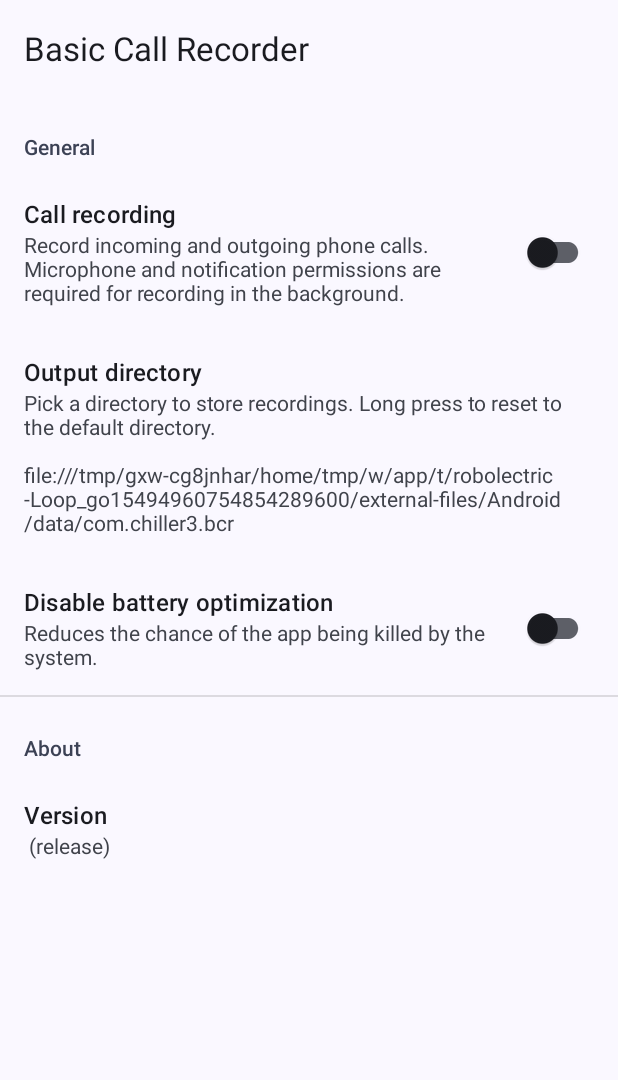
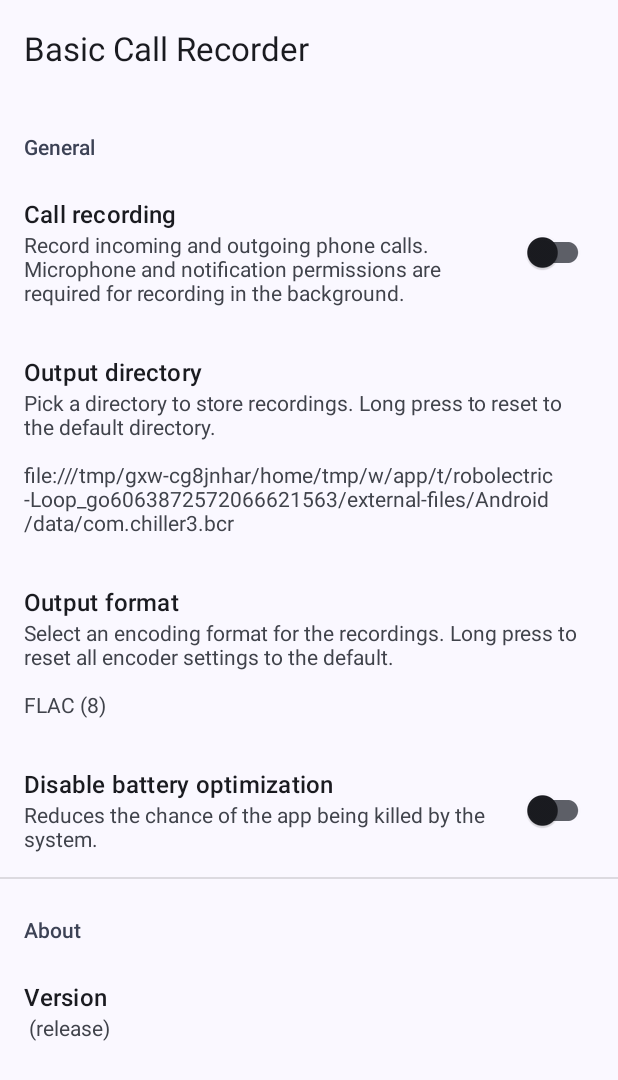
Before and after one commit to chenxiaolong/BCR, an Android app: the screen it shows after launch (SettingsActivity), on a phone screen of 412 x 824 dp. Shown: the top 1080 px of the screen. Run offline under Robolectric (Android 15) with nearby library versions, the phone set to English and light mode, and no system bars; our stand-ins replace androidx.preference.

Commit message:
Add initial preference UI for the output encoding format
Issue: #21
Signed-off-by: Andrew Gunnerson <chillermillerlong@hotmail.com>

```diff
--- a/app/src/main/java/com/chiller3/bcr/Preferences.kt
+++ b/app/src/main/java/com/chiller3/bcr/Preferences.kt
@@ -8,11 +8,14 @@ import java.io.File
 
 object Preferences {
     const val PREF_CALL_RECORDING = "call_recording"
-    const val PREF_CODEC_NAME = "codec_name"
-    const val PREF_CODEC_PARAM_FORMAT = "codec_param_%s"
     const val PREF_OUTPUT_DIR = "output_dir"
+    const val PREF_OUTPUT_FORMAT = "output_format"
     const val PREF_INHIBIT_BATT_OPT = "inhibit_batt_opt"
     const val PREF_VERSION = "version"
+
+    // Not associated with a UI preference
+    private const val PREF_CODEC_NAME = "codec_name"
+    private const val PREF_CODEC_PARAM_PREFIX = "codec_param_"
 
     /**
      * Get the default output directory. The directory should always be writable and is suitable for
@@ -127,7 +130,7 @@ object Preferences {
      */
     fun getCodecParam(context: Context, name: String): UInt? {
         val prefs = PreferenceManager.getDefaultSharedPreferences(context)
-        val key = PREF_CODEC_PARAM_FORMAT.format(name)
+        val key = PREF_CODEC_PARAM_PREFIX + name
         // Use a sentinel value because doing contains + getInt results in TOCTOU issues
         val value = prefs.getInt(key, -1)
 
@@ -153,7 +156,7 @@ object Preferences {
 
         val prefs = PreferenceManager.getDefaultSharedPreferences(context)
         val editor = prefs.edit()
-        val key = PREF_CODEC_PARAM_FORMAT.format(name)
+        val key = PREF_CODEC_PARAM_PREFIX + name
 
         if (param == null) {
             editor.remove(key)
@@ -163,4 +166,21 @@ object Preferences {
 
         editor.apply()
     }
+
+    /**
+     * Remove the default codec preference and the parameters for all codecs.
+     */
+    fun resetAllCodecs(context: Context) {
+        val prefs = PreferenceManager.getDefaultSharedPreferences(context)
+        val keys = prefs.all.keys.filter {
+            it == PREF_CODEC_NAME || it.startsWith(PREF_CODEC_PARAM_PREFIX)
+        }
+        val editor = prefs.edit()
+
+        for (key in keys) {
+            editor.remove(key)
+        }
+
+        editor.apply()
+    }
 }
--- a/app/src/main/java/com/chiller3/bcr/SettingsActivity.kt
+++ b/app/src/main/java/com/chiller3/bcr/SettingsActivity.kt
@@ -9,6 +9,8 @@ import androidx.appcompat.app.AppCompatActivity
 import androidx.preference.Preference
 import androidx.preference.PreferenceFragmentCompat
 import androidx.preference.SwitchPreferenceCompat
+import com.chiller3.bcr.codec.CodecParamType
+import com.chiller3.bcr.codec.Codecs
 
 class SettingsActivity : AppCompatActivity() {
     override fun onCreate(savedInstanceState: Bundle?) {
@@ -31,6 +33,7 @@ class SettingsActivity : AppCompatActivity() {
         SharedPreferences.OnSharedPreferenceChangeListener {
         private lateinit var prefCallRecording: SwitchPreferenceCompat
         private lateinit var prefOutputDir: LongClickablePreference
+        private lateinit var prefOutputFormat: LongClickablePreference
         private lateinit var prefInhibitBatteryOpt: SwitchPreferenceCompat
         private lateinit var prefVersion: Preference
 
@@ -71,6 +74,11 @@ class SettingsActivity : AppCompatActivity() {
             prefOutputDir.onPreferenceLongClickListener = this
             refreshOutputDir()
 
+            prefOutputFormat = findPreference(Preferences.PREF_OUTPUT_FORMAT)!!
+            prefOutputFormat.onPreferenceClickListener = this
+            prefOutputFormat.onPreferenceLongClickListener = this
+            refreshOutputFormat()
+
             prefInhibitBatteryOpt = findPreference(Preferences.PREF_INHIBIT_BATT_OPT)!!
             prefInhibitBatteryOpt.onPreferenceChangeListener = this
 
@@ -98,6 +106,18 @@ class SettingsActivity : AppCompatActivity() {
             val outputDir = Preferences.getOutputDir(requireContext())
             val summary = getString(R.string.pref_output_dir_desc)
             prefOutputDir.summary = "${summary}\n\n${outputDir}"
+        }
+
+        private fun refreshOutputFormat() {
+            val (codec, codecParamSaved) = Codecs.fromPreferences(requireContext())
+            val codecParam = codecParamSaved ?: codec.paramDefault
+            val summary = getString(R.string.pref_output_format_desc)
+            val paramText = when (codec.paramType) {
+                CodecParamType.CompressionLevel -> codecParam.toString()
+                CodecParamType.Bitrate -> "${codecParam / 1_000u} kbps"
+            }
+
+            prefOutputFormat.summary = "${summary}\n\n${codec.name} (${paramText})"
         }
 
         private fun refreshInhibitBatteryOptState() {
@@ -134,6 +154,10 @@ class SettingsActivity : AppCompatActivity() {
                     requestSafOutputDir.launch(null)
                     return true
                 }
+                prefOutputFormat -> {
+                    // TODO: Open codec configuration dialog
+                    return true
+                }
                 prefVersion -> {
                     val uri = Uri.parse(BuildConfig.PROJECT_URL_AT_COMMIT)
                     startActivity(Intent(Intent.ACTION_VIEW, uri))
@@ -149,6 +173,11 @@ class SettingsActivity : AppCompatActivity() {
                 prefOutputDir -> {
                     Preferences.setOutputDir(requireContext(), null)
                     refreshOutputDir()
+                    return true
+                }
+                prefOutputFormat -> {
+                    Preferences.resetAllCodecs(requireContext())
+                    refreshOutputFormat()
                     return true
                 }
             }
--- a/app/src/main/res/values/strings.xml
+++ b/app/src/main/res/values/strings.xml
@@ -13,6 +13,9 @@
     <string name="pref_output_dir_name">Output directory</string>
     <string name="pref_output_dir_desc">Pick a directory to store recordings. Long press to reset to the default directory.</string>
 
+    <string name="pref_output_format_name">Output format</string>
+    <string name="pref_output_format_desc">Select an encoding format for the recordings. Long press to reset all encoder settings to the default.</string>
+
     <string name="pref_inhibit_batt_opt_name">Disable battery optimization</string>
     <string name="pref_inhibit_batt_opt_desc">Reduces the chance of the app being killed by the system.</string>
 
--- a/app/src/main/res/xml/root_preferences.xml
+++ b/app/src/main/res/xml/root_preferences.xml
@@ -15,6 +15,14 @@
             app:persistent="false"
             app:title="@string/pref_output_dir_name"
             app:summary="@string/pref_output_dir_desc"
+            app:iconSpaceReserved="false" />
+
+        <com.chiller3.bcr.LongClickablePreference
+            app:dependency="call_recording"
+            app:key="output_format"
+            app:persistent="false"
+            app:title="@string/pref_output_format_name"
+            app:summary="@string/pref_output_format_desc"
             app:iconSpaceReserved="false" />
 
         <SwitchPreferenceCompat
```
